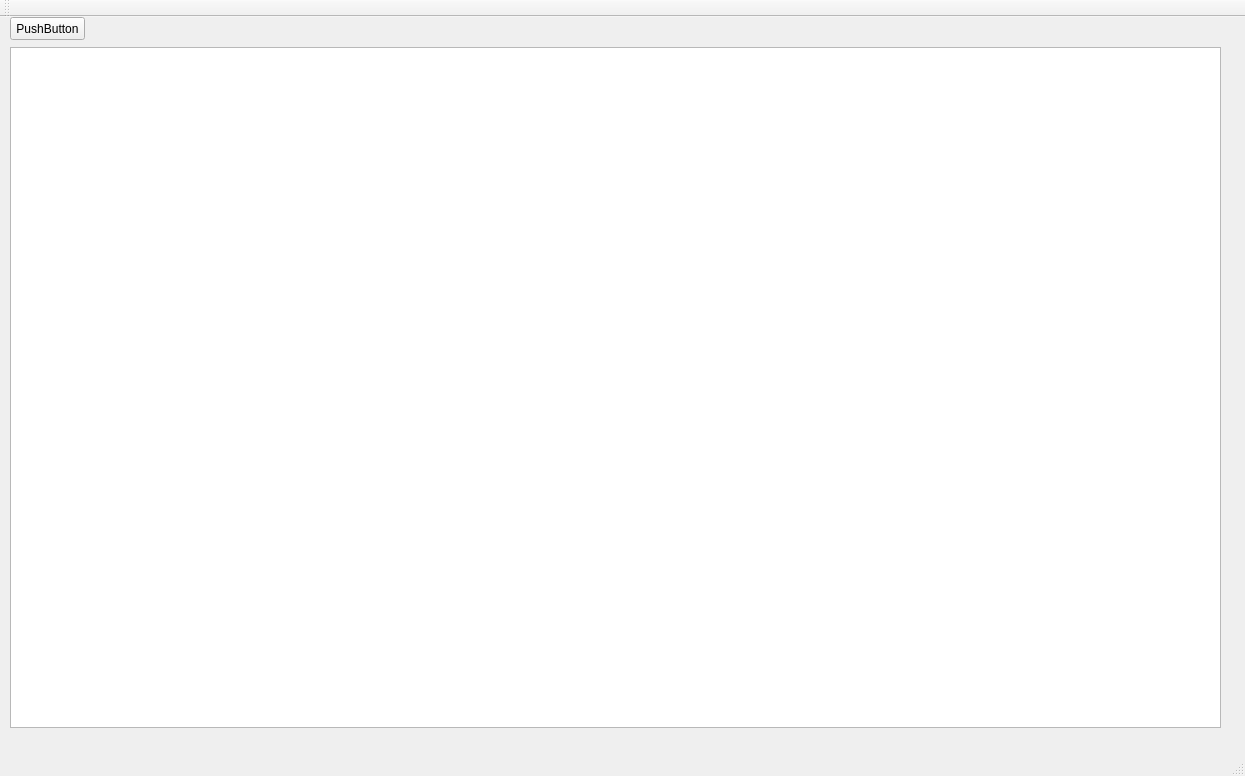
Before: the Qt Designer form prueba/mainwindow.ui in martinedelmann/personal, drawn with Qt 5.
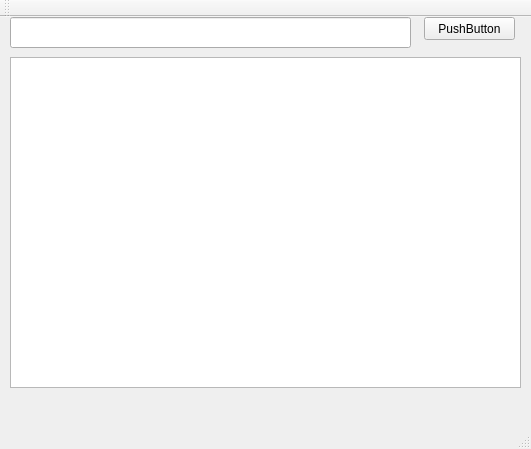
After: the same form once the commit is applied.

```diff
--- a/prueba/mainwindow.ui
+++ b/prueba/mainwindow.ui
@@ -6,8 +6,8 @@
    <rect>
     <x>0</x>
     <y>0</y>
-    <width>1245</width>
-    <height>776</height>
+    <width>531</width>
+    <height>449</height>
    </rect>
   </property>
   <property name="windowTitle">
@@ -17,9 +17,9 @@
    <widget class="QPushButton" name="pushButton">
     <property name="geometry">
      <rect>
-      <x>10</x>
+      <x>424</x>
       <y>0</y>
-      <width>75</width>
+      <width>91</width>
       <height>23</height>
      </rect>
     </property>
@@ -31,9 +31,19 @@
     <property name="geometry">
      <rect>
       <x>10</x>
-      <y>30</y>
-      <width>1211</width>
-      <height>681</height>
+      <y>40</y>
+      <width>511</width>
+      <height>331</height>
+     </rect>
+    </property>
+   </widget>
+   <widget class="QLineEdit" name="tokenEditLine">
+    <property name="geometry">
+     <rect>
+      <x>10</x>
+      <y>0</y>
+      <width>401</width>
+      <height>31</height>
      </rect>
     </property>
    </widget>
```
Left out of the diff: 4 changed lines with no effect on the pictures.
